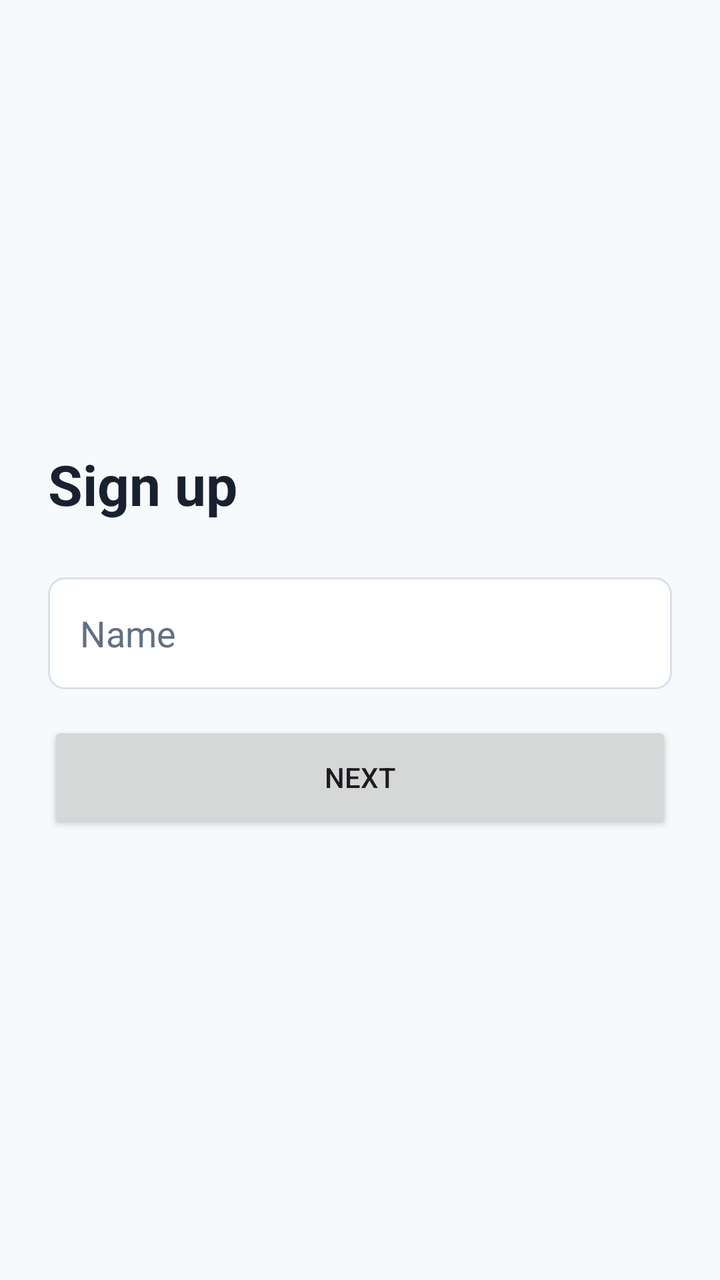
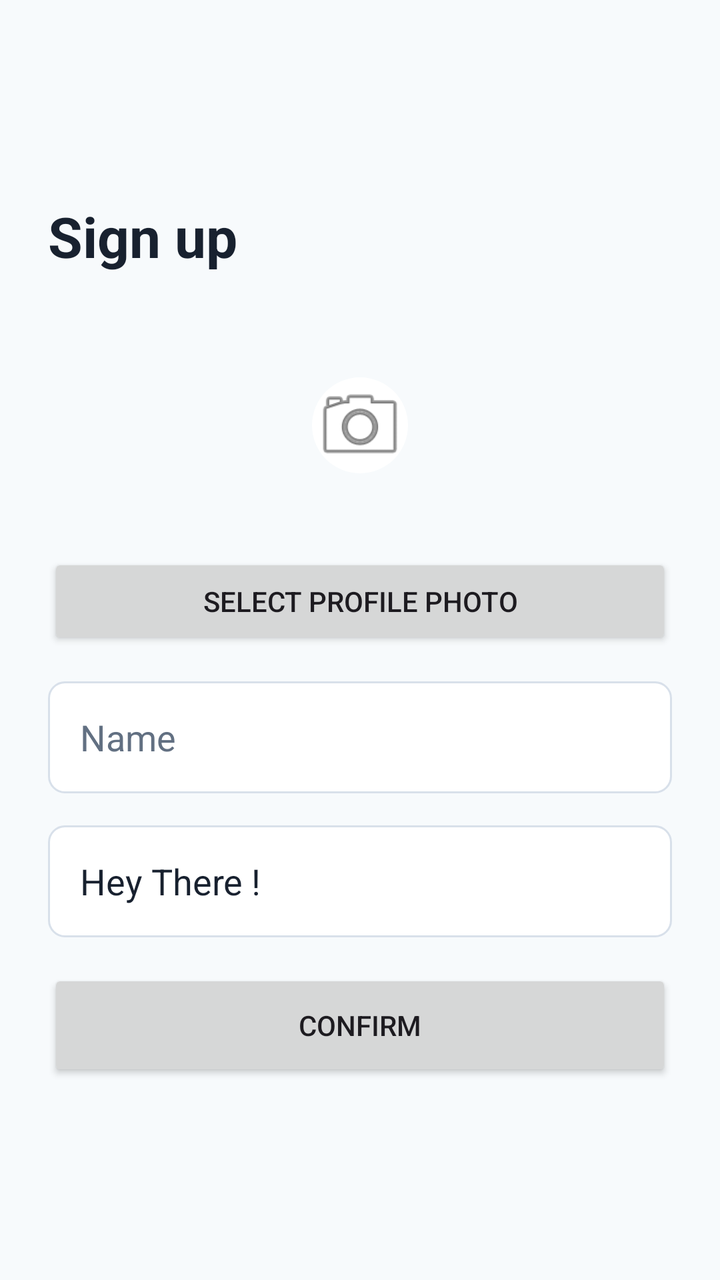

An Android layout rendered at two revisions. The XML below is the earlier revision; the diff shows what the commit changed to produce the second picture.
<!-- AndroidManifest.xml: application theme Theme.WaveStream -->
<!-- res/layout/activity_sign_up.xml -->
<?xml version="1.0" encoding="utf-8"?>
<androidx.constraintlayout.widget.ConstraintLayout xmlns:android="http://schemas.android.com/apk/res/android"
    xmlns:app="http://schemas.android.com/apk/res-auto"
    xmlns:tools="http://schemas.android.com/tools"
    android:id="@+id/main"
    android:layout_width="match_parent"
    android:layout_height="match_parent"
    android:background="@color/screen_background"
    android:padding="24dp"
    tools:context=".SignUpActivity">

    <TextView
        android:id="@+id/signUpTitleTextView"
        android:layout_width="0dp"
        android:layout_height="wrap_content"
        android:text="@string/sign_up"
        android:textColor="@color/primary_text"
        android:textSize="28sp"
        android:textStyle="bold"
        app:layout_constraintBottom_toTopOf="@id/nameEditText"
        app:layout_constraintEnd_toEndOf="parent"
        app:layout_constraintStart_toStartOf="parent"
        app:layout_constraintTop_toTopOf="parent"
        app:layout_constraintVertical_chainStyle="packed" />

    <EditText
        android:id="@+id/nameEditText"
        android:layout_width="0dp"
        android:layout_height="56dp"
        android:layout_marginTop="28dp"
        android:autofillHints="name"
        android:background="@drawable/bg_input"
        android:hint="@string/name"
        android:inputType="textPersonName|textCapWords"
        android:maxLines="1"
        android:paddingHorizontal="16dp"
        android:textColor="@color/primary_text"
        android:textColorHint="@color/secondary_text"
        app:layout_constraintBottom_toTopOf="@id/emailEditText"
        app:layout_constraintEnd_toEndOf="parent"
        app:layout_constraintStart_toStartOf="parent"
        app:layout_constraintTop_toBottomOf="@id/signUpTitleTextView" />

    <EditText
        android:id="@+id/emailEditText"
        android:layout_width="0dp"
        android:layout_height="56dp"
        android:layout_marginTop="16dp"
        android:autofillHints="emailAddress"
        android:background="@drawable/bg_input"
        android:hint="@string/email"
        android:inputType="textEmailAddress"
        android:maxLines="1"
        android:paddingHorizontal="16dp"
        android:textColor="@color/primary_text"
        android:textColorHint="@color/secondary_text"
        android:visibility="gone"
        app:layout_constraintBottom_toTopOf="@id/dobEditText"
        app:layout_constraintEnd_toEndOf="parent"
        app:layout_constraintStart_toStartOf="parent"
        app:layout_constraintTop_toBottomOf="@id/nameEditText" />

    <EditText
        android:id="@+id/dobEditText"
        android:layout_width="0dp"
        android:layout_height="56dp"
        android:layout_marginTop="16dp"
        android:autofillHints="birthDateFull"
        android:background="@drawable/bg_input"
        android:focusable="false"
        android:hint="@string/dob"
        android:inputType="date"
        android:maxLines="1"
        android:paddingHorizontal="16dp"
        android:textColor="@color/primary_text"
        android:textColorHint="@color/secondary_text"
        android:visibility="gone"
        app:layout_constraintBottom_toTopOf="@id/nextButton"
        app:layout_constraintEnd_toEndOf="parent"
        app:layout_constraintStart_toStartOf="parent"
        app:layout_constraintTop_toBottomOf="@id/emailEditText" />

    <Button
        android:id="@+id/nextButton"
        android:layout_width="0dp"
        android:layout_height="56dp"
        android:layout_marginTop="16dp"
        android:text="@string/next"
        app:layout_constraintBottom_toTopOf="@id/signUpConfirmButton"
        app:layout_constraintEnd_toEndOf="parent"
        app:layout_constraintStart_toStartOf="parent"
        app:layout_constraintTop_toBottomOf="@id/dobEditText" />

    <Button
        android:id="@+id/signUpConfirmButton"
        android:layout_width="0dp"
        android:layout_height="56dp"
        android:layout_marginTop="16dp"
        android:text="@string/confirm"
        android:visibility="gone"
        app:layout_constraintBottom_toBottomOf="parent"
        app:layout_constraintEnd_toEndOf="parent"
        app:layout_constraintStart_toStartOf="parent"
        app:layout_constraintTop_toBottomOf="@id/nextButton" />

</androidx.constraintlayout.widget.ConstraintLayout>
<!-- resources referenced by this layout -->
<resources>
  <color name="primary_text">#18212F</color>
  <color name="screen_background">#F7FAFC</color>
  <color name="secondary_text">#627082</color>
  <!-- drawable bg_input (drawable) -->
  <?xml version="1.0" encoding="utf-8"?>
  <shape xmlns:android="http://schemas.android.com/apk/res/android">
      <solid android:color="@color/input_background" />
      <stroke
          android:width="1dp"
          android:color="@color/input_stroke" />
      <corners android:radius="8dp" />
  </shape>
  <string name="confirm">Confirm</string>
  <string name="dob">Date of birth</string>
  <string name="email">Email</string>
  <string name="name">Name</string>
  <string name="next">Next</string>
  <string name="sign_up">Sign up</string>
  <style name="Theme.WaveStream" parent="Base.Theme.WaveStream" />
  <color name="input_background">#FFFFFFFF</color>
  <color name="input_stroke">#D8E0EA</color>
  <style name="Base.Theme.WaveStream" parent="Theme.Material3.DayNight.NoActionBar">
          
          
      </style>
</resources>

<!-- the commit's change to res/layout/activity_sign_up.xml (unified diff, before → after) -->
@@ -17,17 +17,44 @@
         android:textColor="@color/primary_text"
         android:textSize="28sp"
         android:textStyle="bold"
-        app:layout_constraintBottom_toTopOf="@id/nameEditText"
+        app:layout_constraintBottom_toTopOf="@id/profilePhotoImageView"
         app:layout_constraintEnd_toEndOf="parent"
         app:layout_constraintStart_toStartOf="parent"
         app:layout_constraintTop_toTopOf="parent"
         app:layout_constraintVertical_chainStyle="packed" />
 
+    <com.google.android.material.imageview.ShapeableImageView
+        android:id="@+id/profilePhotoImageView"
+        android:layout_width="104dp"
+        android:layout_height="104dp"
+        android:layout_marginTop="24dp"
+        android:background="@drawable/bg_input"
+        android:contentDescription="@string/profile_photo"
+        android:padding="28dp"
+        android:scaleType="centerCrop"
+        android:src="@android:drawable/ic_menu_camera"
+        app:layout_constraintBottom_toTopOf="@id/selectProfilePhotoButton"
+        app:layout_constraintEnd_toEndOf="parent"
+        app:layout_constraintStart_toStartOf="parent"
+        app:layout_constraintTop_toBottomOf="@id/signUpTitleTextView"
+        app:shapeAppearanceOverlay="@style/ShapeAppearanceOverlay.WaveStream.Circle" />
+
+    <Button
+        android:id="@+id/selectProfilePhotoButton"
+        android:layout_width="0dp"
+        android:layout_height="48dp"
+        android:layout_marginTop="12dp"
+        android:text="@string/select_profile_photo"
+        app:layout_constraintBottom_toTopOf="@id/nameEditText"
+        app:layout_constraintEnd_toEndOf="parent"
+        app:layout_constraintStart_toStartOf="parent"
+        app:layout_constraintTop_toBottomOf="@id/profilePhotoImageView" />
+
     <EditText
         android:id="@+id/nameEditText"
         android:layout_width="0dp"
         android:layout_height="56dp"
-        android:layout_marginTop="28dp"
+        android:layout_marginTop="16dp"
         android:autofillHints="name"
         android:background="@drawable/bg_input"
         android:hint="@string/name"
@@ -36,60 +63,29 @@
         android:paddingHorizontal="16dp"
         android:textColor="@color/primary_text"
         android:textColorHint="@color/secondary_text"
-        app:layout_constraintBottom_toTopOf="@id/emailEditText"
+        app:layout_constraintBottom_toTopOf="@id/descriptionEditText"
         app:layout_constraintEnd_toEndOf="parent"
         app:layout_constraintStart_toStartOf="parent"
-        app:layout_constraintTop_toBottomOf="@id/signUpTitleTextView" />
+        app:layout_constraintTop_toBottomOf="@id/selectProfilePhotoButton" />
 
     <EditText
-        android:id="@+id/emailEditText"
+        android:id="@+id/descriptionEditText"
         android:layout_width="0dp"
         android:layout_height="56dp"
         android:layout_marginTop="16dp"
-        android:autofillHints="emailAddress"
+        android:autofillHints="none"
         android:background="@drawable/bg_input"
-        android:hint="@string/email"
-        android:inputType="textEmailAddress"
+        android:hint="@string/description"
+        android:inputType="textCapSentences"
         android:maxLines="1"
         android:paddingHorizontal="16dp"
+        android:text="@string/default_description"
         android:textColor="@color/primary_text"
         android:textColorHint="@color/secondary_text"
-        android:visibility="gone"
-        app:layout_constraintBottom_toTopOf="@id/dobEditText"
+        app:layout_constraintBottom_toTopOf="@id/signUpConfirmButton"
         app:layout_constraintEnd_toEndOf="parent"
         app:layout_constraintStart_toStartOf="parent"
         app:layout_constraintTop_toBottomOf="@id/nameEditText" />
-
-    <EditText
-        android:id="@+id/dobEditText"
-        android:layout_width="0dp"
-        android:layout_height="56dp"
-        android:layout_marginTop="16dp"
-        android:autofillHints="birthDateFull"
-        android:background="@drawable/bg_input"
-        android:focusable="false"
-        android:hint="@string/dob"
-        android:inputType="date"
-        android:maxLines="1"
-        android:paddingHorizontal="16dp"
-        android:textColor="@color/primary_text"
-        android:textColorHint="@color/secondary_text"
-        android:visibility="gone"
-        app:layout_constraintBottom_toTopOf="@id/nextButton"
-        app:layout_constraintEnd_toEndOf="parent"
-        app:layout_constraintStart_toStartOf="parent"
-        app:layout_constraintTop_toBottomOf="@id/emailEditText" />
-
-    <Button
-        android:id="@+id/nextButton"
-        android:layout_width="0dp"
-        android:layout_height="56dp"
-        android:layout_marginTop="16dp"
-        android:text="@string/next"
-        app:layout_constraintBottom_toTopOf="@id/signUpConfirmButton"
-        app:layout_constraintEnd_toEndOf="parent"
-        app:layout_constraintStart_toStartOf="parent"
-        app:layout_constraintTop_toBottomOf="@id/dobEditText" />
 
     <Button
         android:id="@+id/signUpConfirmButton"
@@ -97,10 +93,62 @@
         android:layout_height="56dp"
         android:layout_marginTop="16dp"
         android:text="@string/confirm"
+        app:layout_constraintBottom_toBottomOf="parent"
+        app:layout_constraintEnd_toEndOf="parent"
+        app:layout_constraintStart_toStartOf="parent"
+        app:layout_constraintTop_toBottomOf="@id/descriptionEditText" />
+
+    <LinearLayout
+        android:id="@+id/cropContainer"
+        android:layout_width="0dp"
+        android:layout_height="0dp"
+        android:background="@color/screen_background"
+        android:orientation="vertical"
         android:visibility="gone"
         app:layout_constraintBottom_toBottomOf="parent"
         app:layout_constraintEnd_toEndOf="parent"
         app:layout_constraintStart_toStartOf="parent"
-        app:layout_constraintTop_toBottomOf="@id/nextButton" />
+        app:layout_constraintTop_toTopOf="parent">
+
+        <TextView
+            android:layout_width="match_parent"
+            android:layout_height="wrap_content"
+            android:text="@string/select_crop_region"
+            android:textColor="@color/primary_text"
+            android:textSize="24sp"
+            android:textStyle="bold" />
+
+        <com.w3n.wavestream.views.CropImageView
+            android:id="@+id/cropImageView"
+            android:layout_width="match_parent"
+            android:layout_height="0dp"
+            android:layout_marginTop="16dp"
+            android:layout_weight="1"
+            android:background="@color/black" />
+
+        <LinearLayout
+            android:layout_width="match_parent"
+            android:layout_height="56dp"
+            android:layout_marginTop="16dp"
+            android:gravity="center"
+            android:orientation="horizontal">
+
+            <Button
+                android:id="@+id/retryCropButton"
+                android:layout_width="0dp"
+                android:layout_height="56dp"
+                android:layout_marginEnd="8dp"
+                android:layout_weight="1"
+                android:text="@string/retry" />
+
+            <Button
+                android:id="@+id/okCropButton"
+                android:layout_width="0dp"
+                android:layout_height="56dp"
+                android:layout_marginStart="8dp"
+                android:layout_weight="1"
+                android:text="@android:string/ok" />
+        </LinearLayout>
+    </LinearLayout>
 
 </androidx.constraintlayout.widget.ConstraintLayout>
<!-- resource entries referenced after the edit -->
@@ -1,5 +1,6 @@
 <!-- resources referenced by this layout -->
 <resources>
+  <color name="black">#FF000000</color>
   <color name="primary_text">#18212F</color>
   <color name="screen_background">#F7FAFC</color>
   <color name="secondary_text">#627082</color>
@@ -13,11 +14,18 @@
       <corners android:radius="8dp" />
   </shape>
   <string name="confirm">Confirm</string>
-  <string name="dob">Date of birth</string>
-  <string name="email">Email</string>
+  <string name="default_description">Hey There !</string>
+  <string name="description">Description</string>
   <string name="name">Name</string>
-  <string name="next">Next</string>
+  <string name="profile_photo">Profile photo</string>
+  <string name="retry">Retry</string>
+  <string name="select_crop_region">Select crop region</string>
+  <string name="select_profile_photo">Select profile photo</string>
   <string name="sign_up">Sign up</string>
+  <style name="ShapeAppearanceOverlay.WaveStream.Circle">
+          <item name="cornerFamily">rounded</item>
+          <item name="cornerSize">50%</item>
+      </style>
   <style name="Theme.WaveStream" parent="Base.Theme.WaveStream" />
   <color name="input_background">#FFFFFFFF</color>
   <color name="input_stroke">#D8E0EA</color>
